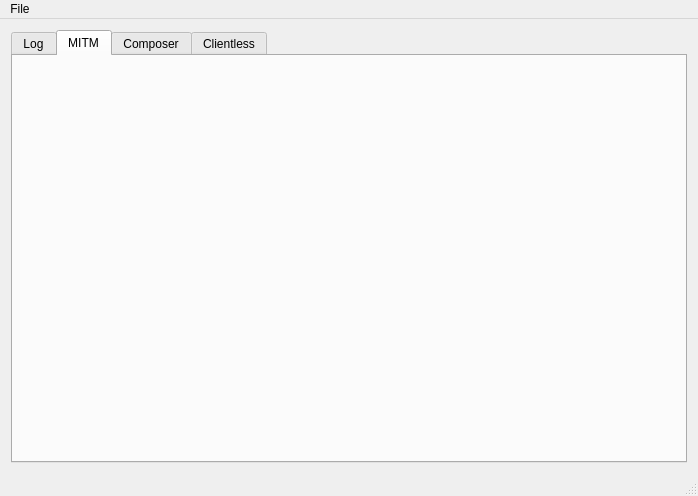
The window that LoLXMPPDebugger.ui (KebsCS/LeagueClientDebugger) describes before a commit, drawn with Qt 5.
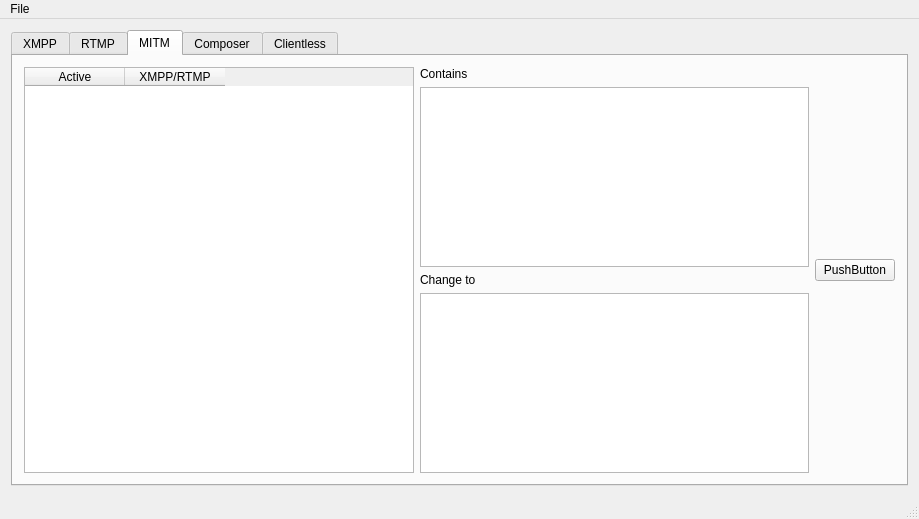
The same window after the commit. The open tabs and pages were chosen to show the change.

Commit message: working xmpp proxy

Patch:
```diff
--- a/LoLXMPPDebugger.ui
+++ b/LoLXMPPDebugger.ui
@@ -6,8 +6,8 @@
    <rect>
     <x>0</x>
     <y>0</y>
-    <width>698</width>
-    <height>496</height>
+    <width>919</width>
+    <height>519</height>
    </rect>
   </property>
   <property name="windowTitle">
@@ -25,7 +25,7 @@
         <enum>Qt::NoFocus</enum>
        </property>
        <attribute name="title">
-        <string>Log</string>
+        <string>XMPP</string>
        </attribute>
        <layout class="QHBoxLayout" name="horizontalLayout_4">
         <item>
@@ -176,10 +176,72 @@
         </item>
        </layout>
       </widget>
+      <widget class="QWidget" name="tab_rtmp">
+       <property name="layoutDirection">
+        <enum>Qt::LeftToRight</enum>
+       </property>
+       <attribute name="title">
+        <string>RTMP</string>
+       </attribute>
+       <layout class="QHBoxLayout" name="horizontalLayout_6"/>
+      </widget>
       <widget class="QWidget" name="tab_mitm">
        <attribute name="title">
         <string>MITM</string>
        </attribute>
+       <layout class="QHBoxLayout" name="horizontalLayout_7">
+        <item>
+         <widget class="QTableWidget" name="tableWidget">
+          <property name="maximumSize">
+           <size>
+            <width>394</width>
+            <height>16777215</height>
+           </size>
+          </property>
+          <column>
+           <property name="text">
+            <string>Active</string>
+           </property>
+          </column>
+          <column>
+           <property name="text">
+            <string>XMPP/RTMP</string>
+           </property>
+          </column>
+         </widget>
+        </item>
+        <item>
+         <layout class="QVBoxLayout" name="verticalLayout">
+          <item>
+           <widget class="QLabel" name="label">
+            <property name="text">
+             <string>Contains</string>
+            </property>
+           </widget>
+          </item>
+          <item>
+           <widget class="QTextEdit" name="textEdit"/>
+          </item>
+          <item>
+           <widget class="QLabel" name="label_2">
+            <property name="text">
+             <string>Change to</string>
+            </property>
+           </widget>
+          </item>
+          <item>
+           <widget class="QTextEdit" name="textEdit_2"/>
+          </item>
+         </layout>
+        </item>
+        <item>
+         <widget class="QPushButton" name="mitmTestbutton">
+          <property name="text">
+           <string>PushButton</string>
+          </property>
+         </widget>
+        </item>
+       </layout>
       </widget>
       <widget class="QWidget" name="tab_custom">
        <attribute name="title">
@@ -203,7 +265,7 @@
     <rect>
      <x>0</x>
      <y>0</y>
-     <width>698</width>
+     <width>919</width>
      <height>21</height>
     </rect>
    </property>
```
Left out of the diff: 20 changed lines with no effect on the pictures. The commit also changes 5 other files.
